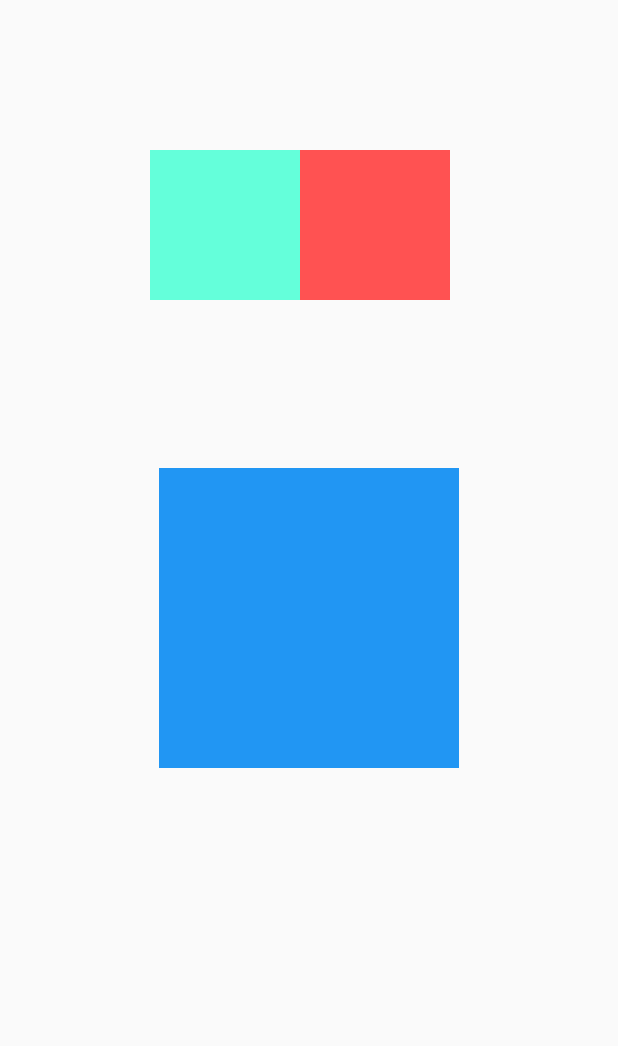
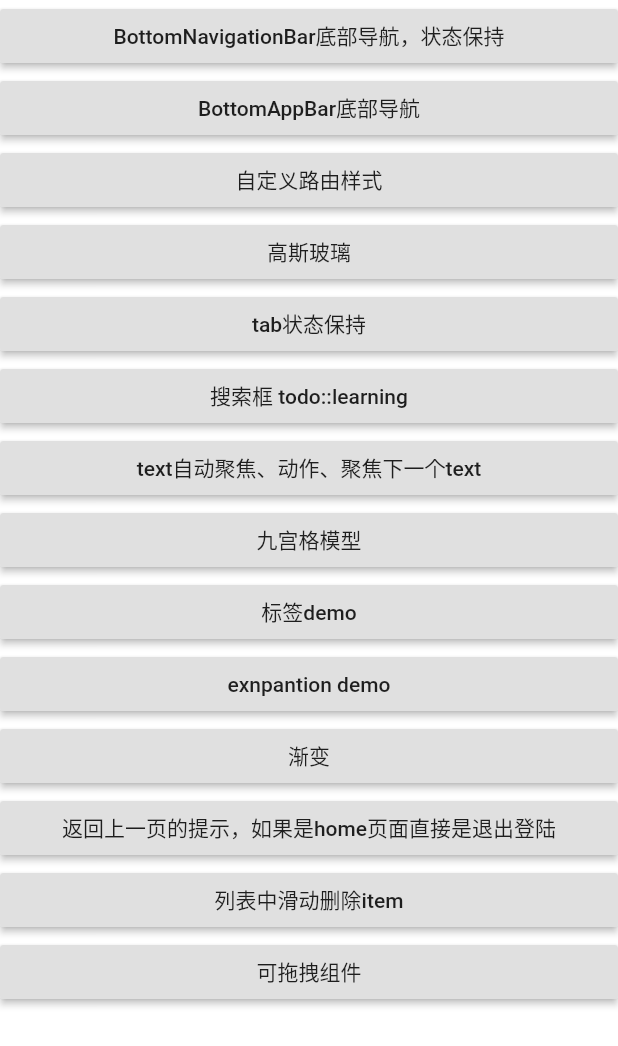
Before and after one commit to dishcheng/note_book, a Flutter app: the screen it shows after launch, on a phone screen of 412 x 824 dp. Shown: the top 1046 px of the screen. Run offline on Flutter 3.47's test engine with Material 2 defaults, Android fonts, the phone set to English and light mode, and no system bars; our stand-ins replace image_picker; generated files the repository leaves out were written again.

Commit message:
homepage 调整

```diff
--- a/lib/main.dart
+++ b/lib/main.dart
@@ -21,24 +21,71 @@ class MyApp extends StatelessWidget {
   @override
   Widget build(BuildContext context) {
     return new MaterialApp(
-      title: 'Flutter bottomNavigationBar',
-//      theme: new ThemeData.,
-//      home: BottomNavigationWidget(),//BottomNavigationBar底部导航
-//      home: NavigationKeepAlive(),//BottomNavigationBar底部导航
-//      home: BottomAppBarDemo(),//BottomAppBar底部导航
-//      home: new FirstPage(), //自定义路由样式
-//      home: new FrostedGlassDemo(),//高斯玻璃
-//      home: new KeepAliveDemo(), //tab状态保持
-//      home: new SearchBarDemo(), //搜索框 todo::learning
-//      home: new TextFieldFocusDemo(),//text自动聚焦、动作、聚焦下一个text
-//      home: new NineWarp(), //九宫格模型
-//      home: new LabelChilDemo(), //标签demo
-//    home: ExpantionDemo(),//exnpantion demo
-//    home: new SilverDemo(),//不知道什么鬼
-//    home: new SilverDemo(),//不知道什么鬼
-//      home: new WillPopDemo(), //返回上一页的提示，如果是home页面直接是退出登陆
-//      home: new SwipeToDissmissDemo(), //列表中滑动删除item
-      home: DraggableDemo(),
+        title: 'Flutter bottomNavigationBar',
+        theme: ThemeData(
+          primarySwatch: Colors.blue,
+        ),
+        home: HomePageDemo());
+  }
+}
+
+class HomePageDemo extends StatefulWidget {
+  @override
+  State createState() {
+    return new HomePageDemoState();
+  }
+}
+
+class HomePageDemoState extends State<HomePageDemo> {
+  @override
+  Widget build(BuildContext context) {
+    return new ListView(
+      children: <Widget>[
+        new ButtonItem(
+            text: 'BottomNavigationBar底部导航，状态保持',
+            className: new NavigationKeepAlive()),
+        new ButtonItem(
+            text: 'BottomAppBar底部导航', className: new BottomAppBarDemo()),
+        new ButtonItem(text: '自定义路由样式', className: new FirstPage()),
+        new ButtonItem(text: '高斯玻璃', className: new FrostedGlassDemo()),
+        new ButtonItem(text: 'tab状态保持', className: new KeepAliveDemo()),
+        new ButtonItem(
+            text: '搜索框 todo::learning', className: new SearchBarDemo()),
+        new ButtonItem(
+            text: 'text自动聚焦、动作、聚焦下一个text', className: new TextFieldFocusDemo()),
+        new ButtonItem(text: '九宫格模型', className: new NineWarp()),
+        new ButtonItem(text: '标签demo', className: new LabelChilDemo()),
+        new ButtonItem(text: 'exnpantion demo', className: new ExpantionDemo()),
+        new ButtonItem(text: '渐变', className: new SilverDemo()),
+        new ButtonItem(
+            text: '返回上一页的提示，如果是home页面直接是退出登陆', className: new WillPopDemo()),
+        new ButtonItem(
+            text: '列表中滑动删除item', className: new SwipeToDissmissDemo()),
+        new ButtonItem(text: '可拖拽组件', className: new DraggableDemo()),
+      ],
     );
   }
 }
+
+class ButtonItem extends StatefulWidget {
+  final text;
+  final className;
+
+  const ButtonItem({Key key, this.text, this.className}) : super(key: key);
+
+  @override
+  _ButtonItemState createState() => _ButtonItemState();
+}
+
+class _ButtonItemState extends State<ButtonItem> {
+  @override
+  Widget build(BuildContext context) {
+    return new RaisedButton(
+      onPressed: () {
+        Navigator.push(context,
+            new MaterialPageRoute(builder: (context) => widget.className));
+      },
+      child: new Text(widget.text),
+    );
+  }
+}
```
